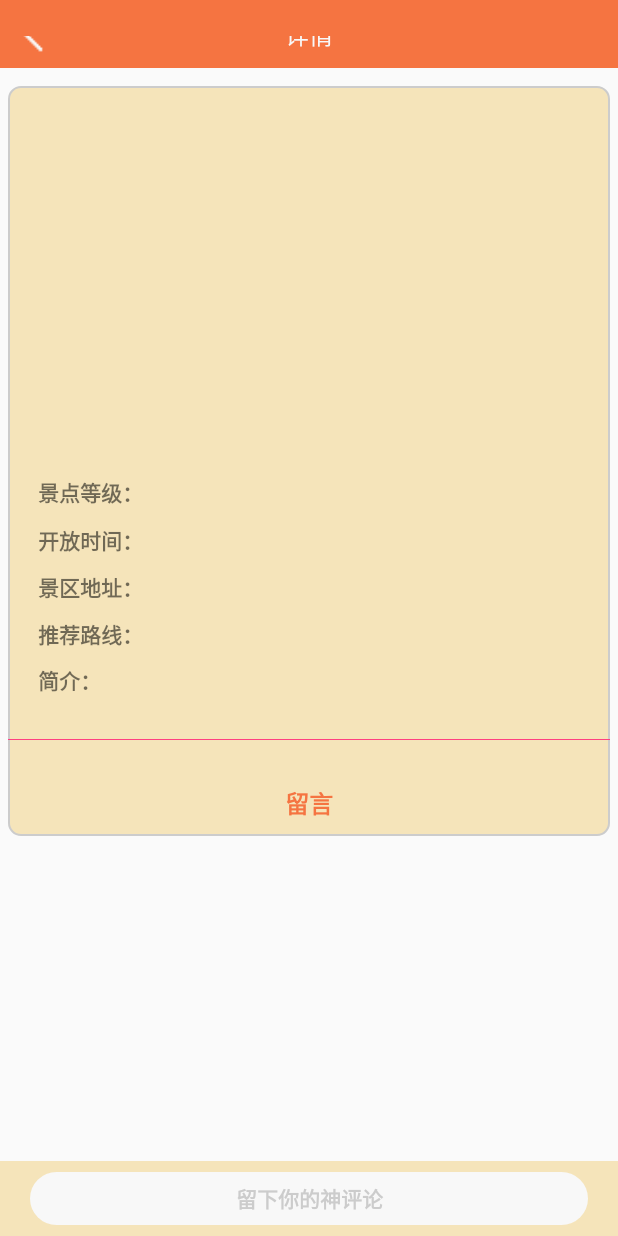
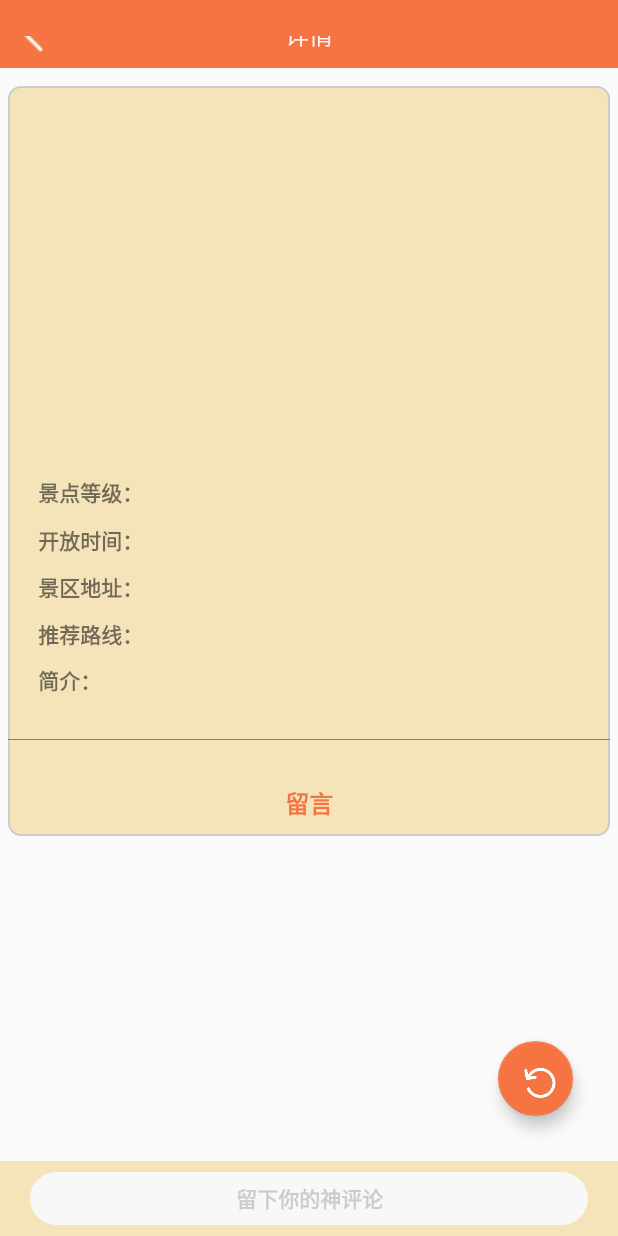
Before and after one commit to treasurect/TravelDiary, an Android app: the SceneryDetailActivity screen opened directly, with no data from a screen before it, on a phone screen of 412 x 824 dp. Run offline under Robolectric (Android 15) with nearby library versions, the light colour scheme and no system bars; libraries missing offline, so code that uses them is left out: cn.bmob.v3, com.facebook.drawee; plain views replace SimpleDraweeView; pictures from the network do not load; 3 statements that could not run were skipped.

Commit message:
修复景点 已知 bug

```diff
--- a/app/src/main/java/com/treasure/traveldiary/activity/home_page/SceneryActivity.java
+++ b/app/src/main/java/com/treasure/traveldiary/activity/home_page/SceneryActivity.java
@@ -138,6 +138,12 @@ public class SceneryActivity extends BaseActivity implements View.OnClickListene
     }
 
     @Override
+    protected void onResume() {
+        getSceneryList();
+        super.onResume();
+    }
+
+    @Override
     protected void onDestroy() {
         isPageDestroy = true;
         super.onDestroy();
--- a/app/src/main/java/com/treasure/traveldiary/activity/home_page/SceneryDetailActivity.java
+++ b/app/src/main/java/com/treasure/traveldiary/activity/home_page/SceneryDetailActivity.java
@@ -5,6 +5,7 @@ import android.content.SharedPreferences;
 import android.graphics.drawable.ColorDrawable;
 import android.net.Uri;
 import android.os.Bundle;
+import android.support.design.widget.FloatingActionButton;
 import android.text.Editable;
 import android.text.TextWatcher;
 import android.view.Gravity;
@@ -24,10 +25,12 @@ import com.treasure.traveldiary.R;
 import com.treasure.traveldiary.adapter.DiaryLeavemesListAdapter;
 import com.treasure.traveldiary.bean.LeaveMesBean;
 import com.treasure.traveldiary.bean.SceneryBean;
+import com.treasure.traveldiary.utils.LogUtil;
 import com.treasure.traveldiary.utils.Tools;
 import com.treasure.traveldiary.widget.CustomScrollListView;
 
 import java.util.ArrayList;
+import java.util.Collections;
 import java.util.List;
 
 import cn.bmob.v3.BmobQuery;
@@ -54,6 +57,8 @@ public class SceneryDetailActivity extends BaseActivity implements View.OnClickL
     private String scenery_name;
     private boolean isPageDestroy;
     private SharedPreferences mPreferences;
+    private FrameLayout loading;
+    private FloatingActionButton refresh;
 
     @Override
     protected void onCreate(Bundle savedInstanceState) {
@@ -63,7 +68,7 @@ public class SceneryDetailActivity extends BaseActivity implements View.OnClickL
         Tools.setTranslucentStatus(this);
         btn_back.setVisibility(View.VISIBLE);
         title.setText("详情");
-        mPreferences = getSharedPreferences("user",MODE_PRIVATE);
+        mPreferences = getSharedPreferences("user", MODE_PRIVATE);
 
         initFindId();
         initListView();
@@ -82,6 +87,8 @@ public class SceneryDetailActivity extends BaseActivity implements View.OnClickL
         scenery_addr = (TextView) findViewById(R.id.scenery_detail_addr);
         scenery_way = (TextView) findViewById(R.id.scenery_detail_way);
         scenery_desc = (TextView) findViewById(R.id.scenery_detail_desc);
+        loading = (FrameLayout) findViewById(R.id.loading_layout);
+        refresh = (FloatingActionButton) findViewById(R.id.scenery_detail_leaveMes_refresh);
     }
 
     private void getIntentReceiver() {
@@ -111,6 +118,7 @@ public class SceneryDetailActivity extends BaseActivity implements View.OnClickL
                 scenery_way.setText(sceneryBean.getScenery_way());
             }
             if (sceneryBean.getScenery_comments() != null) {
+                Collections.reverse(sceneryBean.getScenery_comments());
                 mesBeanList.addAll(sceneryBean.getScenery_comments());
                 adapter.notifyDataSetChanged();
             }
@@ -131,6 +139,7 @@ public class SceneryDetailActivity extends BaseActivity implements View.OnClickL
     private void initClick() {
         btn_back.setOnClickListener(this);
         show_leave_mes.setOnClickListener(this);
+        refresh.setOnClickListener(this);
     }
 
     @Override
@@ -149,6 +158,11 @@ public class SceneryDetailActivity extends BaseActivity implements View.OnClickL
                 }
                 mPopupWindow.dismiss();
                 show_leave_mes.setVisibility(View.VISIBLE);
+                break;
+            case R.id.scenery_detail_leaveMes_refresh:
+                Tools.setAnimation(refresh, 0, 0, 1, 1, 0, -760, 1, 1, 2000);
+                getLeaveMesList();
+                Toast.makeText(this, "刷新成功", Toast.LENGTH_SHORT).show();
                 break;
         }
     }
@@ -194,16 +208,16 @@ public class SceneryDetailActivity extends BaseActivity implements View.OnClickL
 
     private void getLeaveMes() {
         BmobQuery<SceneryBean> query = new BmobQuery<>();
-        query.addWhereEqualTo("scenery_name",scenery_name)
+        query.addWhereEqualTo("scenery_name", scenery_name)
                 .findObjects(new FindListener<SceneryBean>() {
                     @Override
                     public void done(List<SceneryBean> list, BmobException e) {
-                        if (e== null){
+                        if (e == null) {
                             String objectId = list.get(0).getObjectId();
                             saveLeaveMes(objectId);
-                        }else {
-                            if (!isPageDestroy){
-                                Toast.makeText(SceneryDetailActivity.this, "原因："+e.getMessage(), Toast.LENGTH_SHORT).show();
+                        } else {
+                            if (!isPageDestroy) {
+                                Toast.makeText(SceneryDetailActivity.this, "原因：" + e.getMessage(), Toast.LENGTH_SHORT).show();
                             }
                         }
                     }
@@ -213,26 +227,55 @@ public class SceneryDetailActivity extends BaseActivity implements View.OnClickL
     private void saveLeaveMes(String objectId) {
         SceneryBean sceneryBean = new SceneryBean();
         LeaveMesBean leaveMesBean = new LeaveMesBean();
-        leaveMesBean.setLeave_name(mPreferences.getString("user_name",""));
-        leaveMesBean.setLeave_nick(mPreferences.getString("user_nick",""));
-        leaveMesBean.setLeave_icon(mPreferences.getString("user_icon",""));
+        leaveMesBean.setLeave_name(mPreferences.getString("user_name", ""));
+        leaveMesBean.setLeave_nick(mPreferences.getString("user_nick", ""));
+        leaveMesBean.setLeave_icon(mPreferences.getString("user_icon", ""));
         String nowTime = Tools.getNowTime();
         leaveMesBean.setLeave_time(nowTime);
         leaveMesBean.setLeave_content(editLeaveMes.getText().toString().trim());
+        Collections.reverse(mesBeanList);
         mesBeanList.add(leaveMesBean);
+        sceneryBean.setScenery_comments(mesBeanList);
         sceneryBean.update(objectId, new UpdateListener() {
             @Override
             public void done(BmobException e) {
-                if (e==null){
+                if (e == null) {
+                    Collections.reverse(mesBeanList);
                     adapter.notifyDataSetChanged();
                     Toast.makeText(SceneryDetailActivity.this, "评论成功，你够意思！", Toast.LENGTH_SHORT).show();
-                }else {
-                    if (!isPageDestroy){
-                        Toast.makeText(SceneryDetailActivity.this, "原因："+e.getMessage(), Toast.LENGTH_SHORT).show();
+                } else {
+                    if (!isPageDestroy) {
+                        Toast.makeText(SceneryDetailActivity.this, "原因：" + e.getMessage(), Toast.LENGTH_SHORT).show();
                     }
                 }
             }
         });
+    }
+
+    private void getLeaveMesList() {
+        loading.setVisibility(View.VISIBLE);
+        BmobQuery<SceneryBean> query = new BmobQuery<>();
+        query.addWhereEqualTo("scenery_name", scenery_name)
+                .findObjects(new FindListener<SceneryBean>() {
+                    @Override
+                    public void done(List<SceneryBean> list, BmobException e) {
+                        if (e == null) {
+                            if (!isPageDestroy) {
+                                List<LeaveMesBean> scenery_comments = list.get(0).getScenery_comments();
+                                mesBeanList.clear();
+                                Collections.reverse(scenery_comments);
+                                mesBeanList.addAll(scenery_comments);
+                                adapter.notifyDataSetChanged();
+                                loading.setVisibility(View.GONE);
+                            }
+                        } else {
+                            if (!isPageDestroy) {
+                                Toast.makeText(SceneryDetailActivity.this, "原因：" + e.getMessage(), Toast.LENGTH_SHORT).show();
+                                loading.setVisibility(View.GONE);
+                            }
+                        }
+                    }
+                });
     }
 
     @Override
--- a/app/src/main/res/layout/activity_scenery_detail.xml
+++ b/app/src/main/res/layout/activity_scenery_detail.xml
@@ -8,11 +8,16 @@
     android:fitsSystemWindows="true"
     android:orientation="vertical">
 
+
+    <FrameLayout
+        android:layout_width="match_parent"
+        android:layout_height="0dp"
+        android:layout_weight="1">
+
         <ScrollView
             android:id="@+id/scenery_detail_leaveMes_layout"
             android:layout_width="match_parent"
-        android:layout_height="0dp"
-        android:layout_weight="1">
+            android:layout_height="match_parent">
 
             <LinearLayout
                 android:layout_width="match_parent"
@@ -168,6 +173,20 @@
             </LinearLayout>
         </ScrollView>
 
+        <include layout="@layout/common_loading_view" />
+
+        <android.support.design.widget.FloatingActionButton
+            android:id="@+id/scenery_detail_leaveMes_refresh"
+            android:layout_width="50dp"
+            android:layout_height="50dp"
+            android:layout_gravity="bottom|right"
+            android:layout_margin="30dp"
+            android:src="@mipmap/ic_refresh"
+            app:backgroundTint="@color/colorOrange"
+            app:pressedTranslationZ="20dp"
+            app:rippleColor="@color/colorAccent" />
+    </FrameLayout>
+
     <FrameLayout
         android:id="@+id/scenery_detail_show_leaveMes"
         android:layout_width="match_parent"
```
Lines whose indentation alone changed are shown as unchanged.
